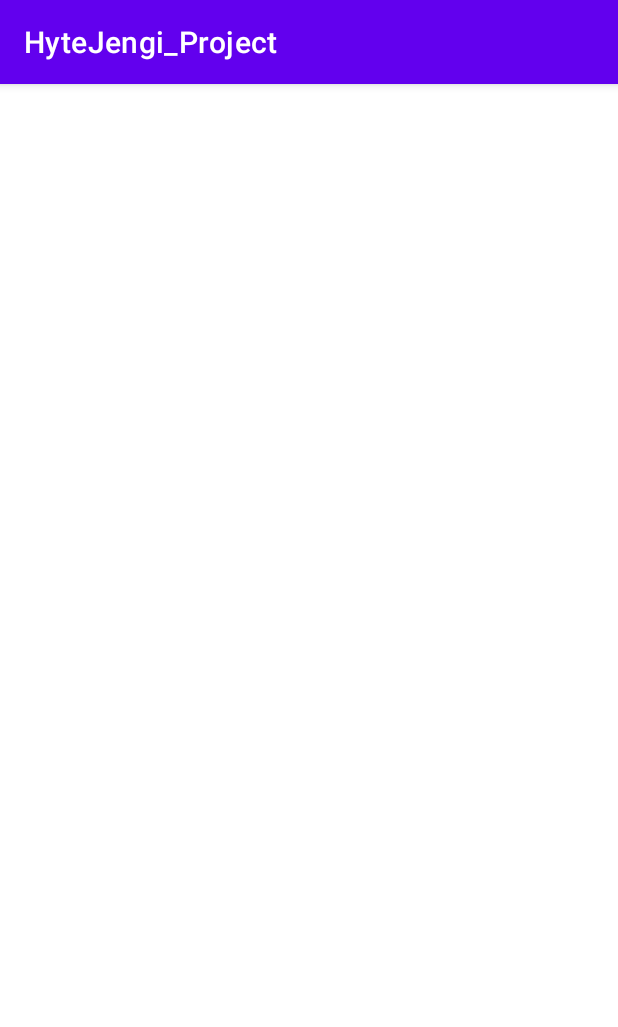
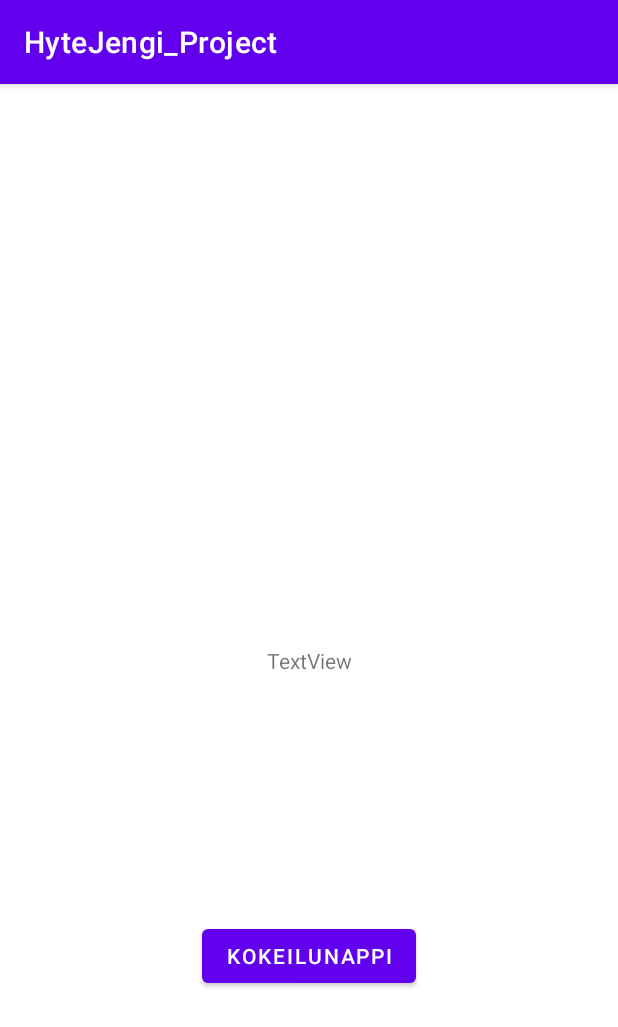
Before and after one commit to NickNoss/HyteJengi_Project, an Android app: the ExerciseActivity screen opened directly, with no data from a screen before it, on a phone screen of 412 x 824 dp. Shown: the top 1027 px of the screen. Run offline under Robolectric (Android 15) with nearby library versions, the phone set to English and light mode, and no system bars.

Commit message:
ExerciseActivity ja aika vitusti kaikkee muutaki, toivottavasti tiejän koneet ei levii ku lataatte

```diff
--- a/app/src/main/AndroidManifest.xml
+++ b/app/src/main/AndroidManifest.xml
@@ -1,6 +1,7 @@
 <?xml version="1.0" encoding="utf-8"?>
 <manifest xmlns:android="http://schemas.android.com/apk/res/android"
     xmlns:tools="http://schemas.android.com/tools">
+    <uses-permission android:name="android.permission.INTERNET" />
 
     <application
         android:allowBackup="true"
--- a/app/src/main/java/fi/nikitanoss/hytejengi_project/ExerciseActivity.java
+++ b/app/src/main/java/fi/nikitanoss/hytejengi_project/ExerciseActivity.java
@@ -1,14 +1,56 @@
 package fi.nikitanoss.hytejengi_project;
 
 import androidx.appcompat.app.AppCompatActivity;
+import android.os.Bundle;
+import android.util.Log;
+import android.view.View;
+import android.widget.Button;
+import android.widget.TextView;
 
-import android.os.Bundle;
+import java.util.ArrayList;
+import retrofit2.Call;
+import retrofit2.Callback;
+import retrofit2.Response;
+
 
 public class ExerciseActivity extends AppCompatActivity {
+    private TextView exerName;
+    private Button kokeiluButton;
+    private static final String TAG = "ExerciseActivity";
 
     @Override
     protected void onCreate(Bundle savedInstanceState) {
         super.onCreate(savedInstanceState);
         setContentView(R.layout.activity_exercise);
+        exerName = findViewById(R.id.exerciseName);
+        kokeiluButton = findViewById(R.id.buttonKokeilu);
+
+
+        kokeiluButton.setOnClickListener(new View.OnClickListener() {
+            @Override
+            public void onClick(View view) {
+                Methods methods = RetroFitClient.getRetrofitInstance().create(Methods.class);
+                Call<Model> call = methods.getAllData();
+
+                call.enqueue(new Callback<Model>() {
+                    @Override
+                    public void onResponse(Call<Model> call, Response<Model> response) {
+                        Log.e(TAG, "onResponse: code " + response.code());
+
+                        ArrayList<Model.data> data = response.body().getData();
+
+                        for (Model.data data1 : data) {
+                            Log.e(TAG, "onResponse: All names" + data1.getEmail());
+                            exerName.setText(data1.getEmail());
+                        }
+                    }
+
+                    @Override
+                    public void onFailure(Call<Model> call, Throwable t) {
+                        Log.e(TAG, "onFailure: " + t.getMessage());
+                    }
+                });
+            }
+        });
     }
 }
--- /dev/null
+++ b/app/src/main/java/fi/nikitanoss/hytejengi_project/Methods.java
@@ -0,0 +1,10 @@
+package fi.nikitanoss.hytejengi_project;
+
+import retrofit2.Call;
+import retrofit2.http.GET;
+
+public interface Methods {
+
+    @GET("api/users?page=2")
+    Call<Model> getAllData();
+}
--- a/app/src/main/res/layout/activity_exercise.xml
+++ b/app/src/main/res/layout/activity_exercise.xml
@@ -6,4 +6,24 @@
     android:layout_height="match_parent"
     tools:context=".ExerciseActivity">
 
+
+    <TextView
+        android:id="@+id/exerciseName"
+        android:layout_width="wrap_content"
+        android:layout_height="wrap_content"
+        android:text="TextView"
+        app:layout_constraintBottom_toBottomOf="parent"
+        app:layout_constraintEnd_toEndOf="parent"
+        app:layout_constraintStart_toStartOf="parent"
+        app:layout_constraintTop_toTopOf="parent" />
+
+    <Button
+        android:id="@+id/buttonKokeilu"
+        android:layout_width="wrap_content"
+        android:layout_height="wrap_content"
+        android:text="kokeilunappi"
+        app:layout_constraintBottom_toBottomOf="parent"
+        app:layout_constraintEnd_toEndOf="parent"
+        app:layout_constraintStart_toStartOf="parent"
+        app:layout_constraintTop_toBottomOf="@+id/exerciseName" />
 </androidx.constraintlayout.widget.ConstraintLayout>
```
Also changed, not shown: app/build.gradle (+11 -0 lines), app/src/main/java/fi/nikitanoss/hytejengi_project/MainActivity.java (+7 -0 lines), app/src/main/res/layout/activity_main.xml (+12 -0 lines).
